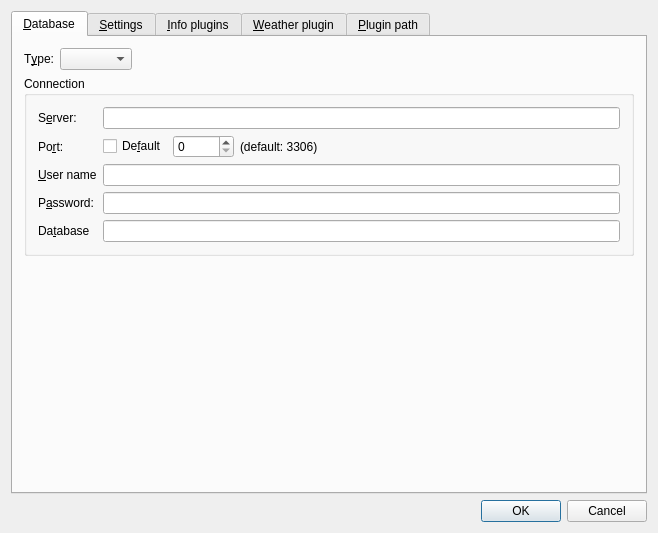
This is src/gui/windows/SettingsWindow.ui in startkladde/startkladde as Qt 5 draws it before an edit. The edited form follows.
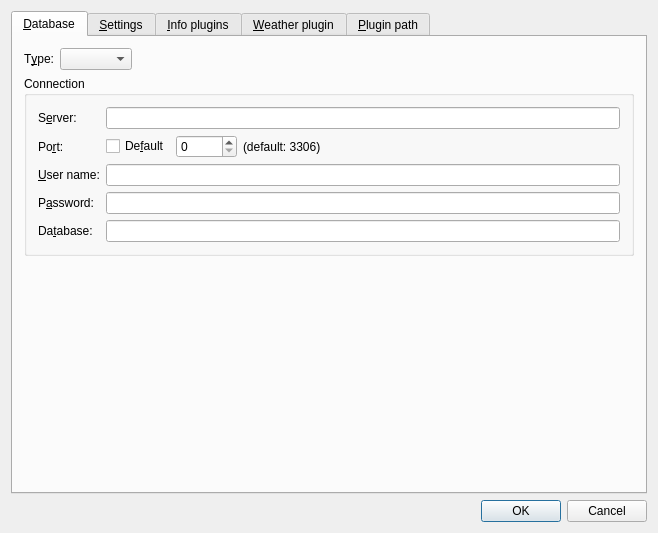
This is the edited form. The open tabs and pages were chosen to show the change. Custom widgets are drawn as their Qt base class.

Commit message: German translation (based on the trunk version) Minor corrections to UI files

What changed in the file:
```diff
--- a/src/gui/windows/SettingsWindow.ui
+++ b/src/gui/windows/SettingsWindow.ui
@@ -123,7 +123,7 @@
              <item row="2" column="0">
               <widget class="QLabel" name="mysqlUserLabel">
                <property name="text">
-                <string>&amp;User name</string>
+                <string>&amp;User name:</string>
                </property>
                <property name="buddy">
                 <cstring>mysqlUserInput</cstring>
@@ -160,7 +160,7 @@
              <item row="4" column="0">
               <widget class="QLabel" name="mysqlDatabaseLabel">
                <property name="text">
-                <string>Da&amp;tabase</string>
+                <string>Da&amp;tabase:</string>
                </property>
                <property name="buddy">
                 <cstring>mysqlDatabaseInput</cstring>
```
Left out of the diff: 30 changed lines with no effect on the pictures. The commit also changes 2 other files.
